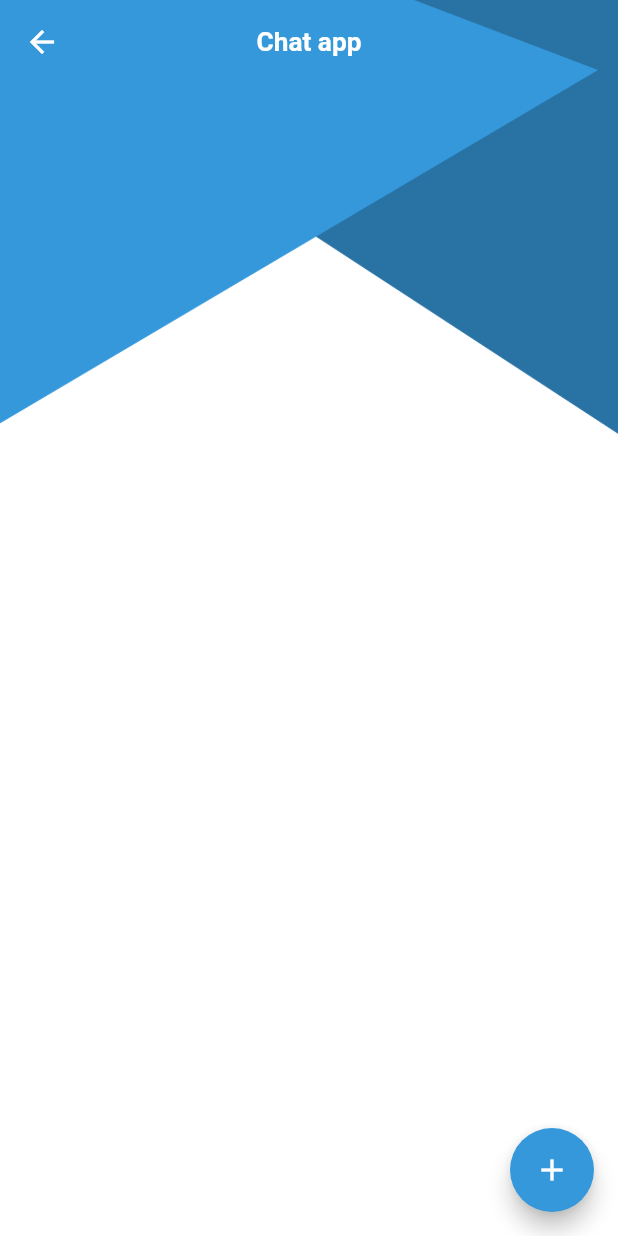
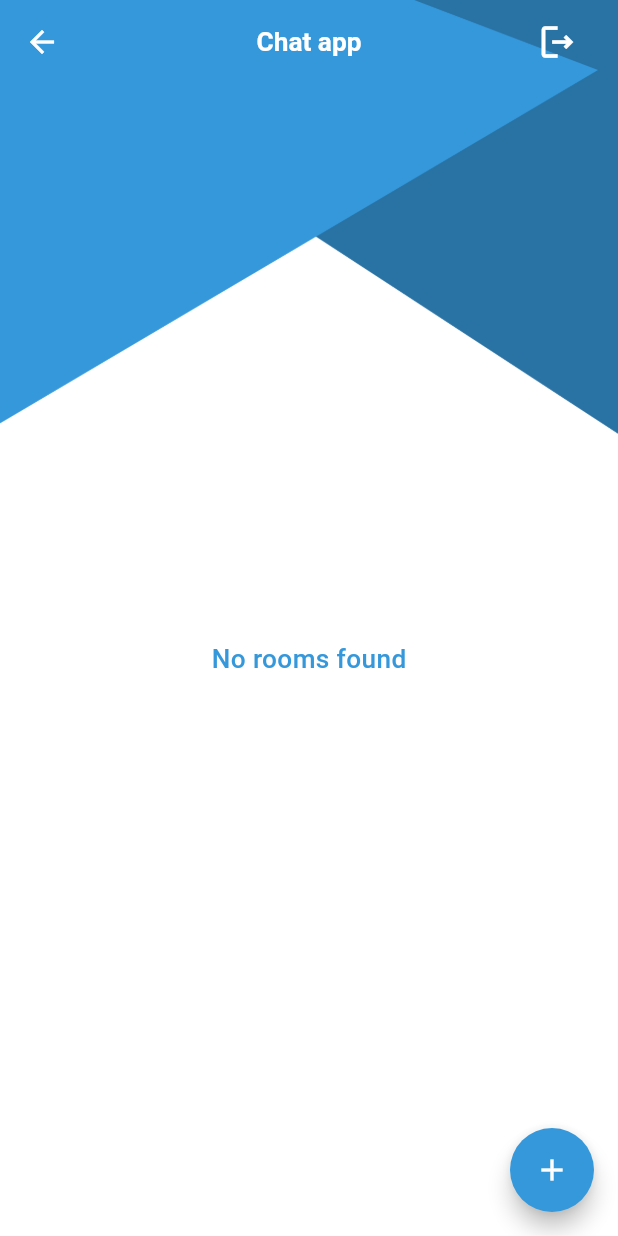
Before and after one commit to MohammedGhazaly/chat_app, a Flutter app: the HomeView screen opened by its route, on a phone screen of 412 x 824 dp. Run offline on Flutter 3.47's test engine with Material 2 defaults, Android fonts, the phone set to English and light mode, and no system bars; our stand-ins replace awesome_dialog, cloud_firestore, email_validator, firebase_auth, firebase_core, flutter_screenutil and 1 more; accounts and stored records are empty.

Commit message:
Finished room intro view

```diff
--- a/lib/features/auth/view/login/login_view.dart
+++ b/lib/features/auth/view/login/login_view.dart
@@ -3,6 +3,7 @@ import 'package:chat_app/features/auth/view/register/register_view.dart';
 import 'package:chat_app/features/auth/view/widgets/custom_auth_button.dart';
 import 'package:chat_app/features/auth/view/widgets/custom_text_field.dart';
 import 'package:chat_app/features/auth/view_model/login_view_model.dart';
+import 'package:chat_app/features/home/view/home_view.dart';
 import 'package:chat_app/utils/custom_dialogs.dart';
 import 'package:email_validator/email_validator.dart';
 import 'package:flutter/material.dart';
@@ -189,7 +190,7 @@ class _LoginViewState extends State<LoginView> implements AuthNavigator {
 
   @override
   void navigate() {
-    // TODO: implement navigate
+    Navigator.pushReplacementNamed(context, HomeView.routeName);
   }
 
   @override
--- a/lib/features/auth/view_model/login_view_model.dart
+++ b/lib/features/auth/view_model/login_view_model.dart
@@ -14,9 +14,7 @@ class LoginViewModel extends ChangeNotifier {
       notifyListeners();
       final result = await FirebaseAuth.instance
           .signInWithEmailAndPassword(email: email, password: password);
-
-      MyUser myUser = await FireStoreService.getFireStoreUser(result.user!.uid);
-      print(myUser.userName);
+      navigator.navigate();
 
       // Show success
     } on FirebaseAuthException catch (e) {
--- a/lib/features/home/view/home_view.dart
+++ b/lib/features/home/view/home_view.dart
@@ -1,9 +1,12 @@
 import 'package:chat_app/features/add_room/view/add_room_view.dart';
+import 'package:chat_app/features/auth/view/login/login_view.dart';
 import 'package:chat_app/features/home/view/widgets/room_widget.dart';
+import 'package:chat_app/features/room_intro/view/room_intro_view.dart';
 import 'package:chat_app/model/chat_room.dart';
 import 'package:chat_app/services/firestore_service.dart';
 import 'package:chat_app/utils/my_theme.dart';
 import 'package:cloud_firestore/cloud_firestore.dart';
+import 'package:firebase_auth/firebase_auth.dart';
 import 'package:flutter/material.dart';
 import 'package:flutter_screenutil/flutter_screenutil.dart';
 
@@ -15,7 +18,7 @@ class HomeView extends StatelessWidget {
   @override
   Widget build(BuildContext context) {
     return Container(
-      decoration: BoxDecoration(
+      decoration: const BoxDecoration(
         color: Colors.white,
         image: DecorationImage(
           fit: BoxFit.fill,
@@ -37,6 +40,20 @@ class HomeView extends StatelessWidget {
           centerTitle: true,
           backgroundColor: Colors.transparent,
           foregroundColor: Colors.white,
+          actions: [
+            IconButton(
+              padding: EdgeInsets.only(right: 24.w),
+              onPressed: () async {
+                await FirebaseAuth.instance.signOut();
+                if (!context.mounted) return;
+                Navigator.pushReplacementNamed(context, LoginView.routeName);
+              },
+              icon: Icon(
+                Icons.logout_outlined,
+                size: 32.sp,
+              ),
+            )
+          ],
         ),
         backgroundColor: Colors.transparent,
         floatingActionButton: FloatingActionButton(
@@ -54,8 +71,8 @@ class HomeView extends StatelessWidget {
             color: Colors.white,
           ),
         ),
-        body: FutureBuilder<QuerySnapshot<ChatRoom>>(
-          future: FireStoreService.getRooms(),
+        body: StreamBuilder<QuerySnapshot<ChatRoom>>(
+          stream: FireStoreService.getRooms(),
           builder: (context, snapshot) {
             if (snapshot.connectionState == ConnectionState.waiting) {
               return Center(
@@ -71,19 +88,39 @@ class HomeView extends StatelessWidget {
               var rooms = snapshot.data?.docs.map((e) {
                 return e.data();
               }).toList();
-              return Padding(
-                padding: EdgeInsets.symmetric(horizontal: 20.w),
-                child: GridView.builder(
+              if (rooms!.isEmpty) {
+                return Center(
+                  child: Text(
+                    "No rooms found",
+                    style: TextStyle(
+                      color: MyTheme.primaryColor,
+                      fontWeight: FontWeight.w500,
+                      fontSize: 20.sp,
+                    ),
+                  ),
+                );
+              }
+              return GridView.builder(
+                padding: EdgeInsets.all(20.h),
                 itemCount: rooms!.length,
                 gridDelegate: SliverGridDelegateWithFixedCrossAxisCount(
                     crossAxisCount: 2,
-                      childAspectRatio: 140 / 190,
+                    childAspectRatio: 140 / 180,
                     crossAxisSpacing: 20.w,
                     mainAxisSpacing: 20.w),
                 itemBuilder: (context, index) {
-                    return RoomWidget();
+                  return InkWell(
+                    onTap: () {
+                      Navigator.pushNamed(context, RoomIntroView.routeName,
+                          arguments: rooms[index]);
                     },
+                    child: RoomWidget(
+                      roomType: rooms[index].roomType,
+                      membersCount: rooms[index].membersCount!,
+                      roomName: rooms[index].title,
                     ),
+                  );
+                },
               );
             }
           },
--- a/lib/main.dart
+++ b/lib/main.dart
@@ -2,6 +2,7 @@ import 'package:chat_app/features/add_room/view/add_room_view.dart';
 import 'package:chat_app/features/auth/view/login/login_view.dart';
 import 'package:chat_app/features/auth/view/register/register_view.dart';
 import 'package:chat_app/features/home/view/home_view.dart';
+import 'package:chat_app/features/room_intro/view/room_intro_view.dart';
 import 'package:firebase_core/firebase_core.dart';
 import 'package:flutter/material.dart';
 import 'package:flutter_screenutil/flutter_screenutil.dart';
@@ -32,12 +33,13 @@ class MyApp extends StatelessWidget {
             theme: ThemeData(
               useMaterial3: true,
             ),
-            initialRoute: HomeView.routeName,
+            initialRoute: LoginView.routeName,
             routes: {
               RegisterView.routeName: (context) => const RegisterView(),
               LoginView.routeName: (context) => const LoginView(),
               HomeView.routeName: (context) => const HomeView(),
               AddRoomView.routeName: (context) => const AddRoomView(),
+              RoomIntroView.routeName: (context) => const RoomIntroView(),
             },
           );
         });
--- a/lib/model/chat_room.dart
+++ b/lib/model/chat_room.dart
@@ -4,7 +4,7 @@ class ChatRoom {
   late String roomType;
   late String? roomId;
   late String? adminId;
-  late String? membersCount;
+  late int? membersCount;
   ChatRoom({
     required this.roomType,
     required this.title,
--- a/lib/services/firestore_service.dart
+++ b/lib/services/firestore_service.dart
@@ -38,10 +38,21 @@ class FireStoreService {
     var doc = getRoomsCollection().doc();
     room.roomId = doc.id;
     room.adminId = FirebaseAuth.instance.currentUser!.uid;
+    room.membersCount = 1;
     await doc.set(room);
   }
 
-  static Future<QuerySnapshot<ChatRoom>> getRooms() {
-    return getRoomsCollection().get();
+  static Stream<QuerySnapshot<ChatRoom>> getRooms() {
+    return getRoomsCollection().snapshots();
+  }
+
+  static void updateRoomMembersCount(String roomId) async {
+    // return getRoomsCollection().snapshots();
+    var doc = getRoomsCollection().doc(roomId);
+    var chatRoom = await doc.get();
+    var newMembersCount = chatRoom.data()!.membersCount! + 1;
+    doc.update({
+      "members_count": newMembersCount,
+    });
   }
 }
```
Also changed, not shown: lib/features/add_room/view/add_room_view.dart (+11 -1 lines), lib/features/home/view/widgets/room_widget.dart (+28 -5 lines), lib/features/room_intro/view/room_intro_view.dart (added, +137 -0 lines). Lines whose indentation alone changed are shown as unchanged.
